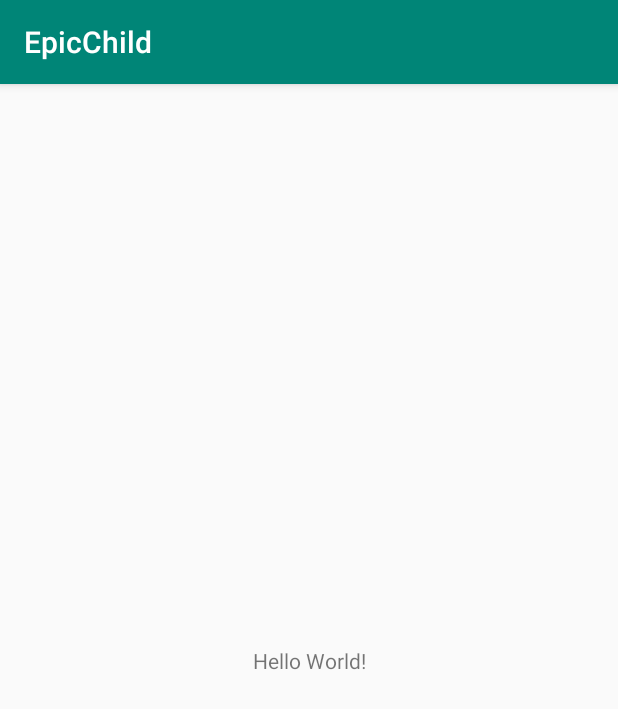
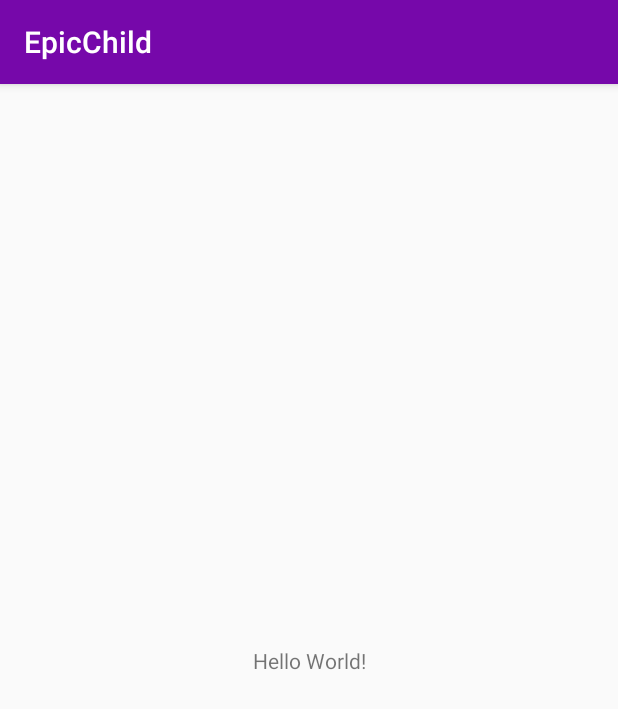
Before and after one commit to LifeFestival/EpicChild, an Android app: the screen it shows after launch (EpicListActivity), on a phone screen of 412 x 824 dp. Shown: the top 709 px of the screen. Run offline under Robolectric (Android 15) with nearby library versions, the phone set to English and light mode, and no system bars.

Commit message:
Цвета

```diff
--- a/app/src/main/res/values/colors.xml
+++ b/app/src/main/res/values/colors.xml
@@ -1,6 +1,11 @@
 <?xml version="1.0" encoding="utf-8"?>
 <resources>
-    <color name="colorPrimary">#008577</color>
-    <color name="colorPrimaryDark">#00574B</color>
-    <color name="colorAccent">#D81B60</color>
+    <color name="colorPrimary">#7608AA</color>
+    <color name="colorPrimaryDark">#4C036E</color>
+    <color name="colorPurpleFade">#62247F</color>
+    <color name="colorAccent">#BF9430</color>
+    <color name="colorYellowDark">#A67300</color>
+    <color name="colorYellowLight">#FFC540</color>
+    <color name="colorGreenDark">#078600</color>
+    <color name="colorGreenFade">#2D9B27</color>
 </resources>
```
